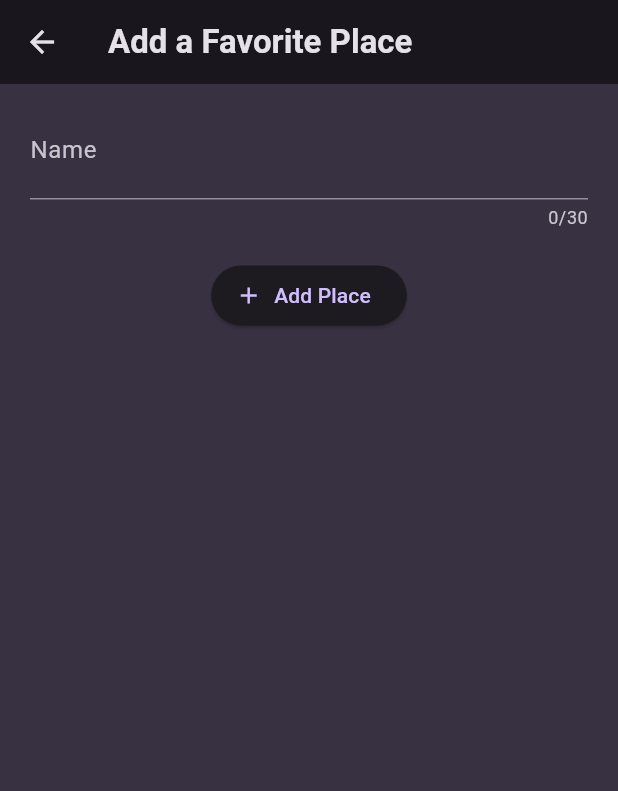
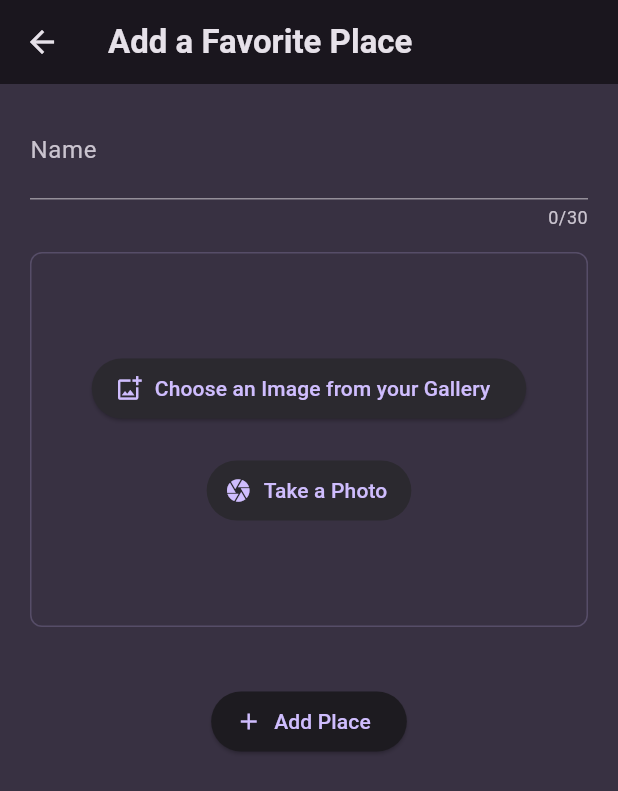
Before and after one commit to fordf/favorite_places, a Flutter app: the NewPlaceForm screen opened directly, on a phone screen of 412 x 824 dp. Shown: the top 791 px of the screen. Run offline on Flutter 3.47's test engine with Material 3 defaults, Android fonts, the phone set to English and light mode, and no system bars; our stand-ins replace flutter_riverpod, google_fonts, image_picker.

Commit message:
made custom FileFormField, add place image to model

```diff
--- a/lib/models/favorite_place.dart
+++ b/lib/models/favorite_place.dart
@@ -1,10 +1,13 @@
+import 'dart:io';
+
 import 'package:uuid/uuid.dart';
 
 const uuid = Uuid();
 
 class FavoritePlace {
+  final String id;
   final String title;
-  final String id;
+  final File image;
 
-  FavoritePlace({required this.title}) : id = uuid.v4();
+  FavoritePlace({required this.title, required this.image}) : id = uuid.v4();
 }
--- a/lib/screens/new_place_form.dart
+++ b/lib/screens/new_place_form.dart
@@ -1,8 +1,11 @@
+import 'dart:io';
+
 import 'package:favorite_places/models/favorite_place.dart';
 import 'package:favorite_places/providers/places_provider.dart';
+import 'package:favorite_places/widgets/file_form_field.dart';
+// import 'package:favorite_places/widgets/image_input.dart';
 import 'package:flutter/material.dart';
 import 'package:flutter_riverpod/flutter_riverpod.dart';
-import 'package:uuid/uuid.dart';
 
 class NewPlaceForm extends ConsumerStatefulWidget {
   const NewPlaceForm({super.key});
@@ -14,7 +17,9 @@ class NewPlaceForm extends ConsumerStatefulWidget {
 class _NewPlaceFormState extends ConsumerState<NewPlaceForm> {
   final formKey = GlobalKey<FormState>();
   late String placeTitle;
+  File? _image;
   bool isSubmitted = false;
+  String? imageErrorText;
 
   void _onAddPlace() {
     setState(() {
@@ -22,17 +27,14 @@ class _NewPlaceFormState extends ConsumerState<NewPlaceForm> {
     });
     if (!formKey.currentState!.validate()) return;
     formKey.currentState!.save();
-    final place = FavoritePlace(title: placeTitle);
+    final place = FavoritePlace(title: placeTitle, image: _image!);
     ref.read(placesNotifierProvider.notifier).addFavoritePlace(place);
     Navigator.of(context).pop();
   }
 
-  // String? get _errorText {
-  //   if (text.isEmpty) {
-  //     return 'Required';
-  //   }
-  //   return null;
-  // }
+  void onAddImage(File image) {
+    _image = image;
+  }
 
   @override
   Widget build(BuildContext context) {
@@ -52,13 +54,32 @@ class _NewPlaceFormState extends ConsumerState<NewPlaceForm> {
                     ? AutovalidateMode.onUserInteraction
                     : AutovalidateMode.disabled,
                 maxLength: 30,
-                decoration: const InputDecoration(labelText: 'Name'),
+                decoration: const InputDecoration(
+                  labelText: 'Name',
+                ),
                 style: const TextStyle(color: Colors.white, fontSize: 22),
                 autocorrect: false,
                 validator: (value) =>
                     value == null || value.isEmpty ? 'Name required' : null,
                 onSaved: (newValue) {
                   placeTitle = newValue!;
+                },
+              ),
+              const SizedBox(
+                height: 15,
+              ),
+              FileFormField(
+                // autovalidateMode: AutovalidateMode.always,
+                errorColor:
+                    isSubmitted ? Theme.of(context).colorScheme.error : null,
+                validator: (imageFile) {
+                  if (imageFile == null) {
+                    return 'Image required';
+                  }
+                  return null;
+                },
+                onSaved: (File? imageFile) {
+                  _image = imageFile;
                 },
               ),
               const SizedBox(
--- a/lib/screens/place_detail.dart
+++ b/lib/screens/place_detail.dart
@@ -13,6 +13,11 @@ class PlaceDetail extends StatelessWidget {
         title: Text(place.title),
         backgroundColor: Colors.black54,
       ),
+      body: Image.file(
+        place.image,
+        fit: BoxFit.cover,
+        width: double.infinity,
+      ),
     );
   }
 }
--- /dev/null
+++ b/lib/widgets/file_form_field.dart
@@ -0,0 +1,62 @@
+import 'dart:io';
+
+import 'package:favorite_places/widgets/image_input.dart';
+import 'package:flutter/material.dart';
+
+class FileFormField extends FormField<File> {
+  final Color? errorColor;
+  FileFormField({
+    super.key,
+    required this.errorColor,
+    FormFieldValidator<File>? validator,
+    super.onSaved,
+  }) : super(
+          validator: validator,
+          builder: (field) {
+            void onChangedHandler(File? value) {
+              field.didChange(value);
+            }
+
+            bool isError = errorColor != null && !field.isValid;
+            return Column(
+              crossAxisAlignment: CrossAxisAlignment.start,
+              children: [
+                Container(
+                  decoration: isError
+                      ? BoxDecoration(
+                          border: Border.all(color: errorColor),
+                          borderRadius: BorderRadius.circular(8),
+                        )
+                      : null,
+                  child: ImageInput(
+                    onAddImage: onChangedHandler,
+                    file: field.value,
+                  ),
+                ),
+                field.isValid
+                    ? Container()
+                    : Text(
+                        field.errorText ?? "",
+                        style: TextStyle(
+                          color: errorColor,
+                          fontSize: 13.0,
+                        ),
+                      )
+              ],
+            );
+          },
+        );
+
+  @override
+  FormFieldState<File> createState() => _FileFormFieldState();
+}
+
+class _FileFormFieldState extends FormFieldState<File> {
+  @override
+  FileFormField get widget => super.widget as FileFormField;
+
+  @override
+  void didChange(File? value) {
+    super.didChange(value);
+  }
+}
--- /dev/null
+++ b/lib/widgets/image_input.dart
@@ -0,0 +1,76 @@
+import 'dart:io';
+
+import 'package:flutter/material.dart';
+import 'package:image_picker/image_picker.dart';
+
+class ImageInput extends StatelessWidget {
+  const ImageInput({
+    super.key,
+    required this.onAddImage,
+    required this.file,
+  });
+
+  final void Function(File image) onAddImage;
+  final File? file;
+
+  void _addImage(ImageSource imageSource) async {
+    final imagePicker = ImagePicker();
+    final xFile = await imagePicker.pickImage(
+      source: imageSource,
+      maxWidth: 600,
+    );
+    if (xFile == null) return;
+    final image = File(xFile.path);
+
+    onAddImage(image);
+  }
+
+  @override
+  Widget build(BuildContext context) {
+    final colorScheme = Theme.of(context).colorScheme;
+    return Container(
+        height: 250,
+        width: double.infinity,
+        alignment: Alignment.center,
+        decoration: BoxDecoration(
+          image: file == null
+              ? null
+              : DecorationImage(
+                  image: FileImage(file!),
+                  fit: BoxFit.cover,
+                ),
+          border: Border.all(
+            color: colorScheme.primary.withOpacity(.2),
+          ),
+          borderRadius: BorderRadius.circular(8),
+        ),
+        child: Column(
+          mainAxisAlignment: MainAxisAlignment.center,
+          children: [
+            ElevatedButton.icon(
+              style: ButtonStyle(
+                backgroundColor:
+                    WidgetStatePropertyAll(colorScheme.surfaceContainerHigh),
+              ),
+              onPressed: () {
+                _addImage(ImageSource.gallery);
+              },
+              label: const Text('Choose an Image from your Gallery'),
+              icon: const Icon(Icons.add_photo_alternate_outlined),
+            ),
+            const SizedBox(height: 20),
+            TextButton.icon(
+              style: ButtonStyle(
+                backgroundColor:
+                    WidgetStatePropertyAll(colorScheme.surfaceContainerHigh),
+              ),
+              onPressed: () {
+                _addImage(ImageSource.camera);
+              },
+              label: const Text('Take a Photo'),
+              icon: const Icon(Icons.camera),
+            ),
+          ],
+        ));
+  }
+}
--- a/pubspec.yaml
+++ b/pubspec.yaml
@@ -38,6 +38,7 @@ dependencies:
   google_fonts: ^6.2.1
   flutter_riverpod: ^2.6.1
   uuid: ^4.5.1
+  image_picker: ^1.1.2
 
 dev_dependencies:
   flutter_test:
```
Also changed, not shown: pubspec.lock, 7 other files.
